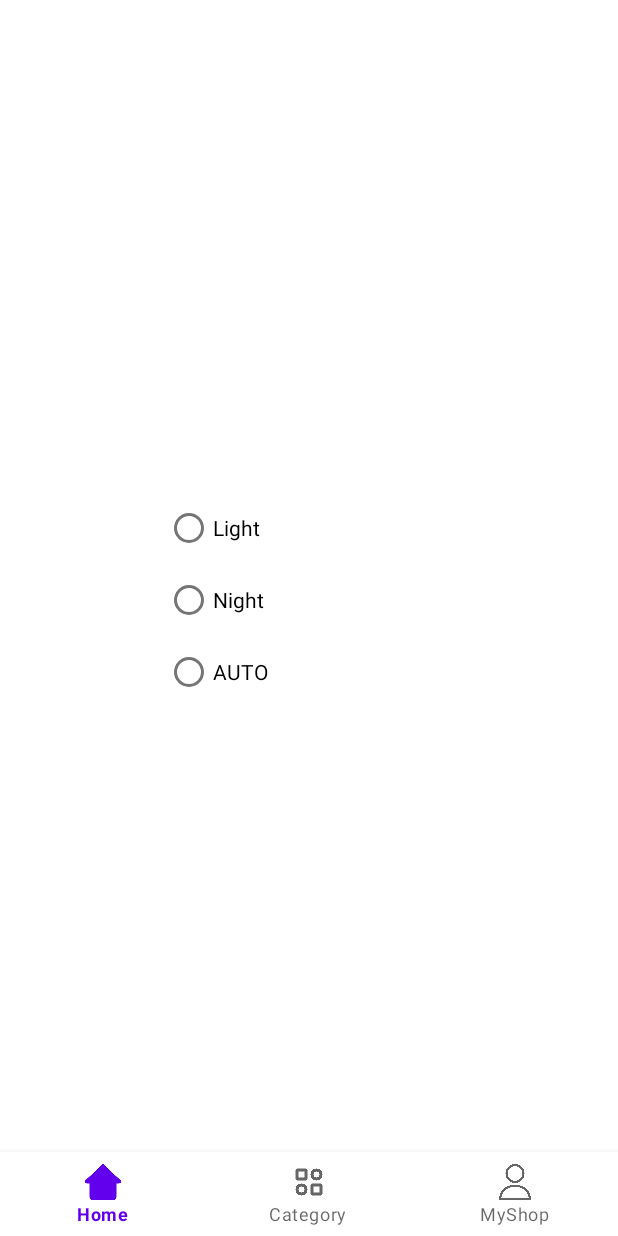
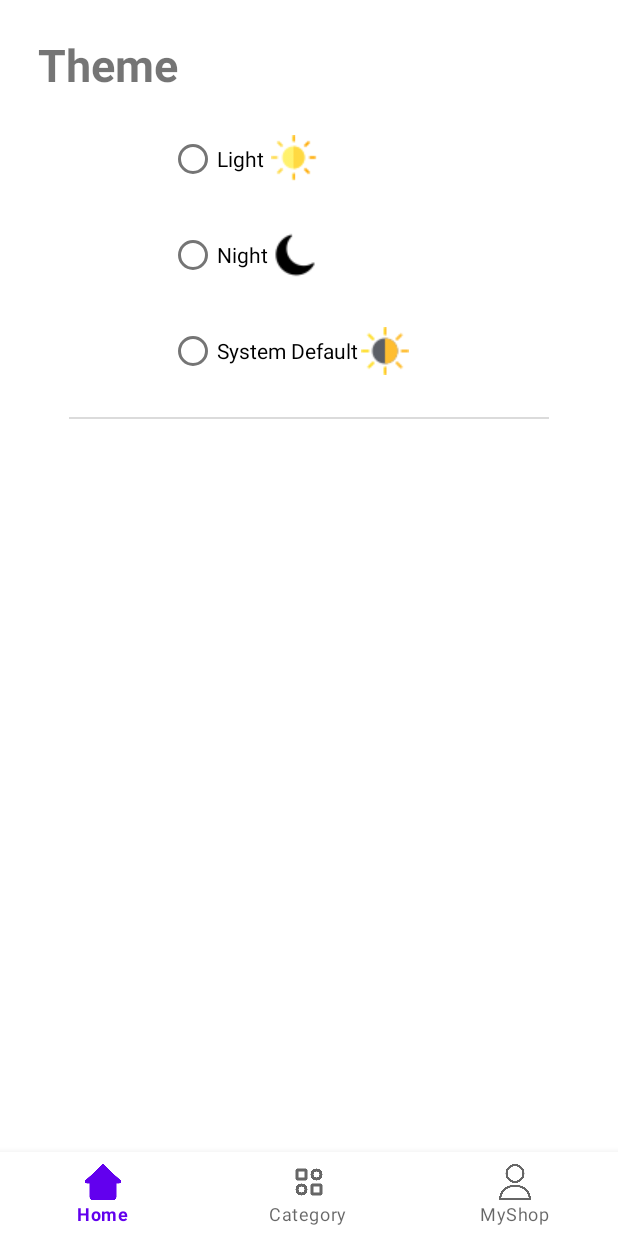
Before and after one commit to hosseinkarbasi/Eshop, an Android app: the SettingsFragment screen opened through its navigation route, on a phone screen of 412 x 824 dp. Run offline under Robolectric (Android 15) with nearby library versions, the phone set to English and light mode, and no system bars; our stand-ins replace Dagger/Hilt's generated code, navigation-ui; network calls fail; pictures from the network do not load; Roboto replaces fonts that are not available here.

Commit message:
Refactor Settings Fragment Ui

```diff
--- a/app/src/main/res/layout/fragment_settings.xml
+++ b/app/src/main/res/layout/fragment_settings.xml
@@ -1,37 +1,71 @@
 <?xml version="1.0" encoding="utf-8"?>
 <androidx.constraintlayout.widget.ConstraintLayout xmlns:android="http://schemas.android.com/apk/res/android"
     xmlns:app="http://schemas.android.com/apk/res-auto"
+    xmlns:tools="http://schemas.android.com/tools"
     android:layout_width="match_parent"
     android:layout_height="match_parent">
 
+    <com.google.android.material.textview.MaterialTextView
+        android:id="@+id/theme_tv"
+        android:layout_width="wrap_content"
+        android:layout_height="wrap_content"
+        android:layout_marginStart="8dp"
+        android:layout_marginTop="16dp"
+        android:fontFamily="@font/titr_bold"
+        android:text="Theme"
+        android:textSize="30sp"
+        app:layout_constraintEnd_toEndOf="parent"
+        app:layout_constraintHorizontal_bias="0.056"
+        app:layout_constraintStart_toStartOf="parent"
+        app:layout_constraintTop_toTopOf="parent" />
+
     <RadioGroup
         android:id="@+id/radio_theme"
-        android:layout_width="192dp"
-        android:layout_height="218dp"
-        android:layout_marginTop="328dp"
+        android:layout_width="wrap_content"
+        android:layout_height="wrap_content"
+        android:orientation="vertical"
         app:layout_constraintEnd_toEndOf="parent"
+        app:layout_constraintHorizontal_bias="0.447"
         app:layout_constraintStart_toStartOf="parent"
-        app:layout_constraintTop_toTopOf="parent">
+        app:layout_constraintTop_toBottomOf="@+id/theme_tv">
 
         <com.google.android.material.radiobutton.MaterialRadioButton
             android:id="@+id/light"
-            android:layout_width="wrap_content"
-            android:layout_height="wrap_content"
+            android:layout_width="100dp"
+            android:layout_height="60dp"
+            android:layout_marginTop="4dp"
+            android:layout_marginEnd="8dp"
+            android:drawableEnd="@drawable/light_mode"
             android:text="@string/light" />
 
         <com.google.android.material.radiobutton.MaterialRadioButton
             android:id="@+id/night"
-            android:layout_width="wrap_content"
-            android:layout_height="wrap_content"
+            android:layout_width="100dp"
+            android:layout_height="60dp"
+            android:layout_marginTop="4dp"
+            android:layout_marginEnd="8dp"
+            android:drawableEnd="@drawable/night_mode"
             android:text="@string/night" />
 
         <com.google.android.material.radiobutton.MaterialRadioButton
             android:id="@+id/auto"
-            android:layout_width="wrap_content"
-            android:layout_height="wrap_content"
-            android:text="@string/auto"
-            android:textAllCaps="true" />
+            android:layout_width="160dp"
+            android:layout_height="60dp"
+            android:layout_marginTop="4dp"
+            android:drawableEnd="@drawable/system_default"
+            android:text="@string/auto" />
 
     </RadioGroup>
 
+    <View
+        android:layout_width="320dp"
+        android:layout_height="1dp"
+        android:layout_marginBottom="4dp"
+        android:background="@color/dark_shadow"
+        app:layout_constraintBottom_toBottomOf="parent"
+        app:layout_constraintEnd_toEndOf="parent"
+        app:layout_constraintStart_toStartOf="parent"
+        app:layout_constraintTop_toBottomOf="@+id/radio_theme"
+        app:layout_constraintVertical_bias="0.028" />
+
 </androidx.constraintlayout.widget.ConstraintLayout>
--- a/app/src/main/res/values/strings.xml
+++ b/app/src/main/res/values/strings.xml
@@ -9,7 +9,7 @@
     <string name="light">Light</string>
     <string name="night">Night</string>
     <string name="save">Save</string>
-    <string name="auto">Auto</string>
+    <string name="auto">System Default</string>
     <string name="settings">Settings</string>
     <string name="attribute_product">ویژگی های محصول</string>
     <string name="myShop">MyShop</string>
```
Also changed, not shown: app/src/main/res/drawable-v24/light_mode.png (added), app/src/main/res/drawable-v24/night_mode.png (added), app/src/main/res/drawable-v24/system_default.png (added).
